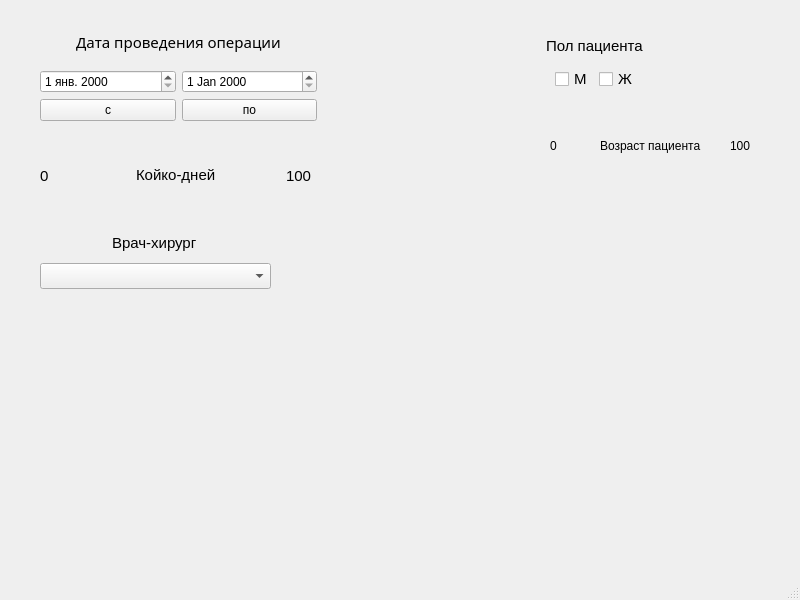
The window that Hernia-Qt/mainwindow.ui (dmkrch/Hernia-qt) describes before a commit, drawn with Qt 5.
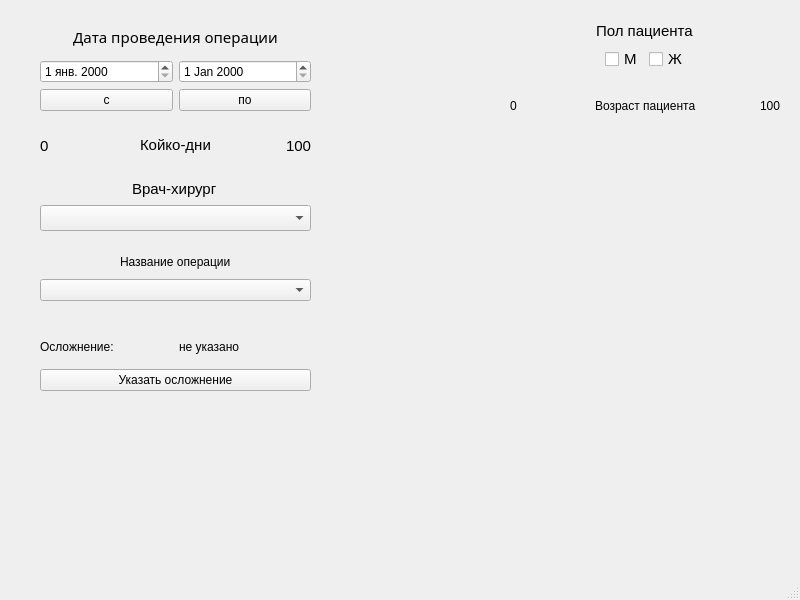
The same window after the commit.

Commit message: added sequence form

```diff
--- a/Hernia-Qt/mainwindow.ui
+++ b/Hernia-Qt/mainwindow.ui
@@ -18,7 +18,7 @@
     <property name="geometry">
      <rect>
       <x>40</x>
-      <y>160</y>
+      <y>130</y>
       <width>271</width>
       <height>31</height>
      </rect>
@@ -49,7 +49,7 @@
           </font>
          </property>
          <property name="text">
-          <string>Койко-дней</string>
+          <string>Койко-дни</string>
          </property>
         </widget>
        </item>
@@ -72,9 +72,9 @@
    <widget class="QWidget" name="verticalLayoutWidget_2">
     <property name="geometry">
      <rect>
-      <x>550</x>
-      <y>130</y>
-      <width>201</width>
+      <x>510</x>
+      <y>90</y>
+      <width>271</width>
       <height>31</height>
      </rect>
     </property>
@@ -106,13 +106,13 @@
      </item>
     </layout>
    </widget>
-   <widget class="QWidget" name="">
+   <widget class="QWidget" name="layoutWidget">
     <property name="geometry">
      <rect>
       <x>40</x>
       <y>20</y>
-      <width>277</width>
-      <height>101</height>
+      <width>271</width>
+      <height>91</height>
      </rect>
     </property>
     <layout class="QVBoxLayout" name="verticalLayout_2" stretch="0,0">
@@ -170,13 +170,13 @@
      </item>
     </layout>
    </widget>
-   <widget class="QWidget" name="">
+   <widget class="QWidget" name="layoutWidget">
     <property name="geometry">
      <rect>
       <x>40</x>
-      <y>230</y>
-      <width>231</width>
-      <height>59</height>
+      <y>180</y>
+      <width>271</width>
+      <height>51</height>
      </rect>
     </property>
     <layout class="QVBoxLayout" name="verticalLayout_5">
@@ -206,13 +206,13 @@
      </item>
     </layout>
    </widget>
-   <widget class="QWidget" name="">
+   <widget class="QWidget" name="layoutWidget">
     <property name="geometry">
      <rect>
-      <x>530</x>
-      <y>30</y>
-      <width>131</width>
-      <height>61</height>
+      <x>590</x>
+      <y>20</y>
+      <width>111</width>
+      <height>51</height>
      </rect>
     </property>
     <layout class="QVBoxLayout" name="verticalLayout_6">
@@ -258,6 +258,71 @@
      </item>
     </layout>
    </widget>
+   <widget class="QWidget" name="layoutWidget">
+    <property name="geometry">
+     <rect>
+      <x>40</x>
+      <y>250</y>
+      <width>271</width>
+      <height>51</height>
+     </rect>
+    </property>
+    <layout class="QVBoxLayout" name="verticalLayout_3">
+     <item alignment="Qt::AlignHCenter">
+      <widget class="QLabel" name="label_op_name">
+       <property name="text">
+        <string>Название операции</string>
+       </property>
+      </widget>
+     </item>
+     <item>
+      <widget class="QComboBox" name="comboBox_op_names"/>
+     </item>
+    </layout>
+   </widget>
+   <widget class="QWidget" name="layoutWidget">
+    <property name="geometry">
+     <rect>
+      <x>40</x>
+      <y>330</y>
+      <width>271</width>
+      <height>61</height>
+     </rect>
+    </property>
+    <layout class="QVBoxLayout" name="verticalLayout_7">
+     <item>
+      <layout class="QHBoxLayout" name="horizontalLayout_6">
+       <item alignment="Qt::AlignLeft">
+        <widget class="QLabel" name="label">
+         <property name="minimumSize">
+          <size>
+           <width>131</width>
+           <height>26</height>
+          </size>
+         </property>
+         <property name="text">
+          <string>Осложнение:</string>
+         </property>
+        </widget>
+       </item>
+       <item alignment="Qt::AlignLeft">
+        <widget class="QLabel" name="label_2">
+         <property name="text">
+          <string>не указано</string>
+         </property>
+        </widget>
+       </item>
+      </layout>
+     </item>
+     <item>
+      <widget class="QPushButton" name="pushButton_sequence">
+       <property name="text">
+        <string>Указать осложнение</string>
+       </property>
+      </widget>
+     </item>
+    </layout>
+   </widget>
   </widget>
   <widget class="QMenuBar" name="menubar">
    <property name="geometry">
```
Left out of the diff: 2 changed lines with no effect on the pictures. The commit also changes 6 other files.
